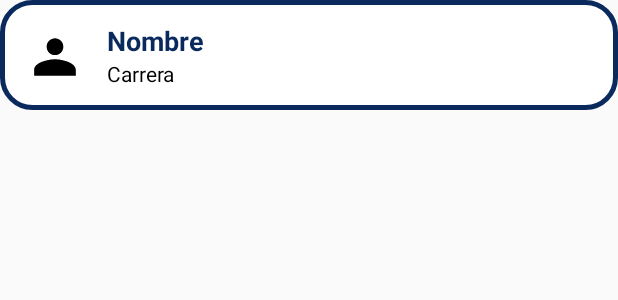
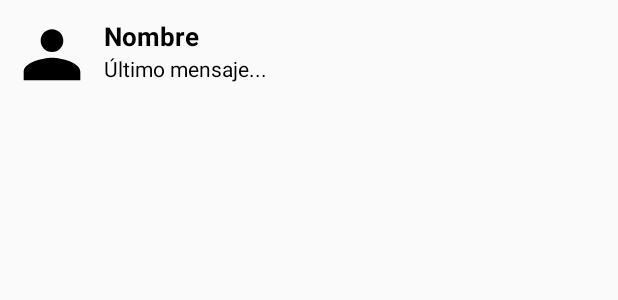
Before and after one commit to merenganov/NexuApp, an Android app built with Jetpack Compose: the layout item_chat.xml on its own in the app's theme, with its tools: preview values and no code run, on a phone screen of 412 x 824 dp. Shown: the top 300 px of the screen. Run offline under Robolectric (Android 15) with nearby library versions, the phone set to English and light mode, and no system bars.

Commit message:
commit21
Chats almacenados y busqueda inteligente en chat

```diff
--- /dev/null
+++ b/app/src/main/res/drawable/ic_back_arrow.xml
@@ -0,0 +1,5 @@
+<vector xmlns:android="http://schemas.android.com/apk/res/android" android:autoMirrored="true" android:height="24dp" android:tint="#000000" android:viewportHeight="24" android:viewportWidth="24" android:width="24dp">
+
+    <path android:fillColor="@android:color/white" android:pathData="M20,11H7.83l5.59,-5.59L12,4l-8,8 8,8 1.41,-1.41L7.83,13H20v-2z"/>
+
+</vector>
--- a/app/src/main/res/layout/item_chat.xml
+++ b/app/src/main/res/layout/item_chat.xml
@@ -1,43 +1,51 @@
 <?xml version="1.0" encoding="utf-8"?>
 <LinearLayout xmlns:android="http://schemas.android.com/apk/res/android"
+    android:layout_width="match_parent"
+    android:layout_height="70dp"
     android:orientation="horizontal"
-    android:gravity="center_vertical"
-    android:padding="14dp"
-    android:layout_width="match_parent"
-    android:layout_height="wrap_content"
-    android:background="@drawable/chat_item_background"
-    android:layout_marginBottom="14dp">
+    android:padding="12dp"
+    android:gravity="center_vertical">
 
+    <!-- ICONO -->
     <ImageView
-        android:id="@+id/imgUser"
         android:layout_width="45dp"
         android:layout_height="45dp"
         android:src="@drawable/ic_profile"
-        android:padding="6dp"/>
+        android:layout_marginEnd="12dp"/>
 
+    <!-- NOMBRE + ÚLTIMO MENSAJE -->
     <LinearLayout
-        android:orientation="vertical"
-        android:layout_width="wrap_content"
-        android:layout_height="wrap_content"
-        android:layout_marginStart="12dp">
+        android:layout_width="0dp"
+        android:layout_height="match_parent"
+        android:layout_weight="1"
+        android:orientation="vertical">
 
         <TextView
-            android:id="@+id/txtName"
+            android:id="@+id/txtNombreChatItem"
             android:layout_width="wrap_content"
             android:layout_height="wrap_content"
             android:text="Nombre"
+            android:textSize="17sp"
             android:textStyle="bold"
-            android:textColor="@color/textPrimaryBlue"
-            android:textSize="18sp"/>
+            android:textColor="@color/black"/>
 
         <TextView
-            android:id="@+id/txtCareer"
+            android:id="@+id/txtUltimoMensaje"
             android:layout_width="wrap_content"
             android:layout_height="wrap_content"
-            android:text="Carrera"
+            android:text="Último mensaje..."
+            android:textSize="14sp"
             android:textColor="@color/black"
-            android:textSize="14sp"/>
-
+            android:maxLines="1"
+            android:ellipsize="end"/>
     </LinearLayout>
 
+    <!-- HORA -->
+    <TextView
+        android:id="@+id/txtHoraMensaje"
+        android:layout_width="wrap_content"
+        android:layout_height="wrap_content"
+
+        android:textSize="12sp"
+        android:textColor="@color/black"/>
 </LinearLayout>
```
Also changed, not shown: app/src/main/java/com/example/nexu/ChatActivity.kt (+32 -0 lines), app/src/main/java/com/example/nexu/ChatAdapter.kt (added, +54 -0 lines), app/src/main/java/com/example/nexu/ChatPreview.kt (added, +8 -0 lines), app/src/main/java/com/example/nexu/MessagesActivity.kt (+123 -9 lines), app/src/main/res/layout/activity_chat.xml (+15 -1 lines), app/src/main/res/layout/activity_messages.xml (+10 -7 lines).
